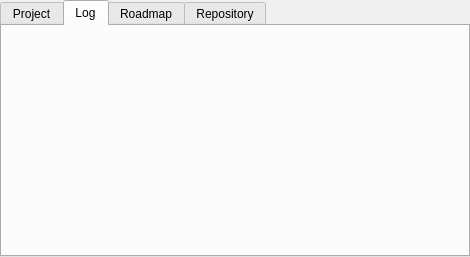
skriticos/nelia1, file forms/mainwindow.ui: the form before one commit.
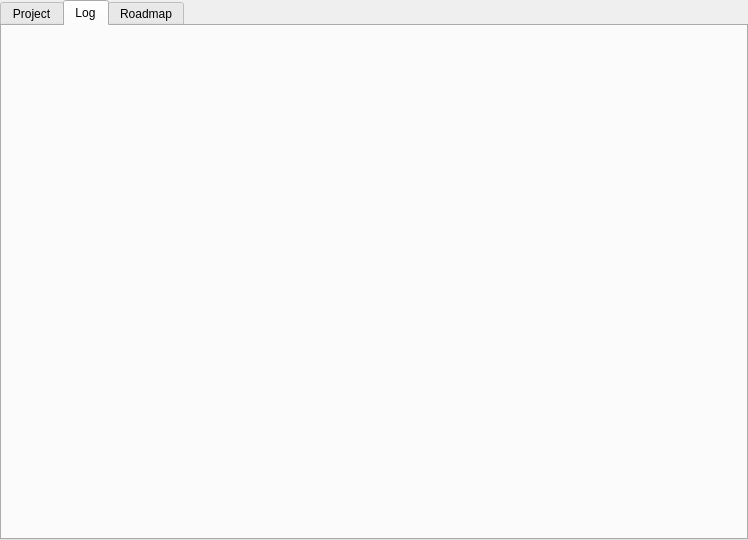
The form after the commit. The open tabs and pages were chosen to show the change.

What changed in the file:
```diff
--- a/forms/mainwindow.ui
+++ b/forms/mainwindow.ui
@@ -6,8 +6,8 @@
    <rect>
     <x>0</x>
     <y>0</y>
-    <width>470</width>
-    <height>257</height>
+    <width>748</width>
+    <height>540</height>
    </rect>
   </property>
   <property name="windowTitle">
@@ -66,12 +66,6 @@
        <attribute name="title">
         <string>Roadmap</string>
        </attribute>
-       <layout class="QGridLayout" name="gridLayout_6"/>
-      </widget>
-      <widget class="QWidget" name="tab_repository">
-       <attribute name="title">
-        <string>Repository</string>
-       </attribute>
       </widget>
      </widget>
     </item>
```
Left out of the diff: 7 changed lines with no effect on the pictures.
